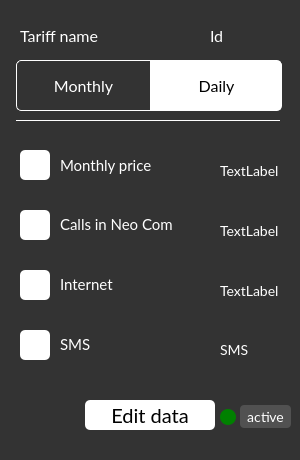
Before: the Qt Designer form PhoneManagerGUI/ui/tariffcard.ui in tarashunchak/PhoneCompanyManager, drawn with Qt 5.
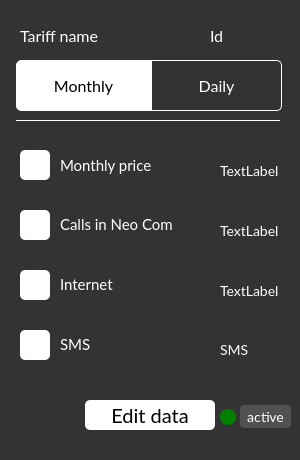
After: the same form once the commit is applied.

Patch:
```diff
--- a/PhoneManagerGUI/ui/tariffcard.ui
+++ b/PhoneManagerGUI/ui/tariffcard.ui
@@ -43,10 +43,16 @@
     <bool>false</bool>
    </property>
    <property name="styleSheet">
-    <string notr="true">border-top-right-radius:0px;
+    <string notr="true">QPushButton{
+border-top-right-radius:0px;
 border-bottom-right-radius:0px;
+background-color:white;
 border:1px solid rgb(255, 255, 255);
-color:white;</string>
+color:black;
+}
+QPushButton:hover{
+	background-color:rgb(200, 200, 200);
+}</string>
    </property>
    <property name="text">
     <string>Monthly</string>
@@ -71,16 +77,10 @@
     <bool>false</bool>
    </property>
    <property name="styleSheet">
-    <string notr="true">QPushButton{
-border-top-left-radius:0px;
+    <string notr="true">border-top-left-radius:0px;
 border-bottom-left-radius:0px;
-background-color:white;
 border:1px solid rgb(255, 255, 255);
-color:black;
-}
-QPushButton:hover{
-	background-color:rgb(200, 200, 200);
-}</string>
+color:white;</string>
    </property>
    <property name="text">
     <string>Daily</string>
```
